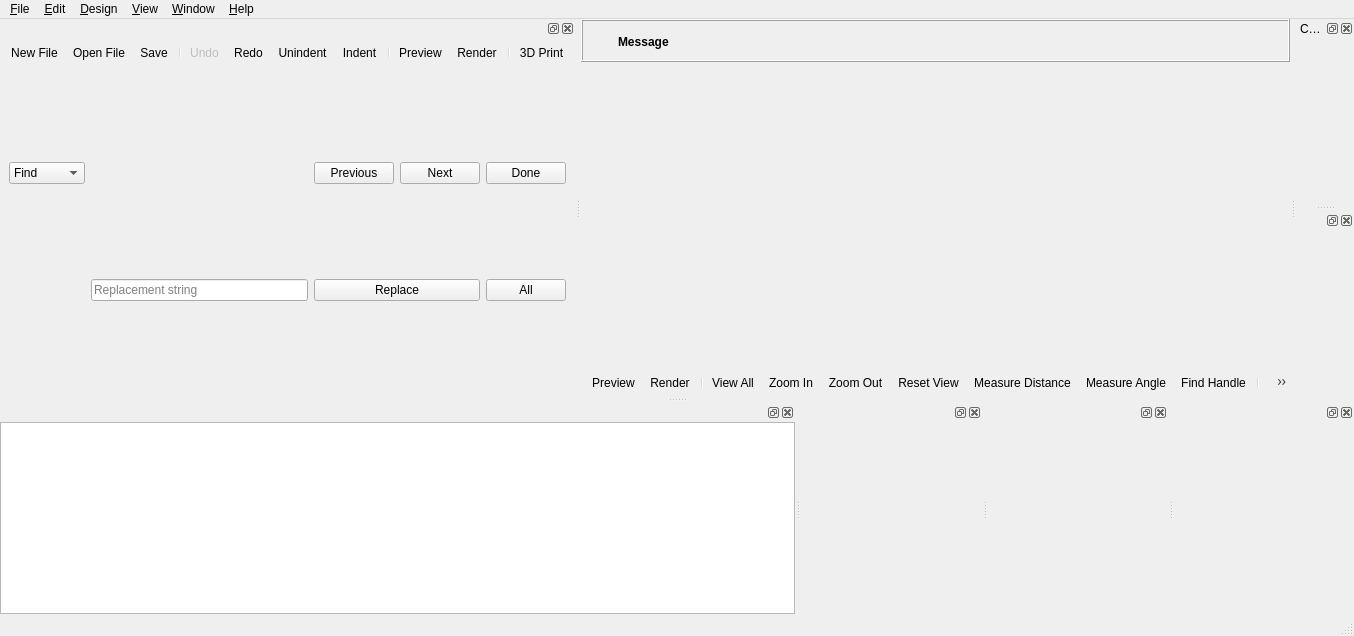
Above: src/gui/MainWindow.ui from gsohler/openscad before the change. Below: the same form after it.
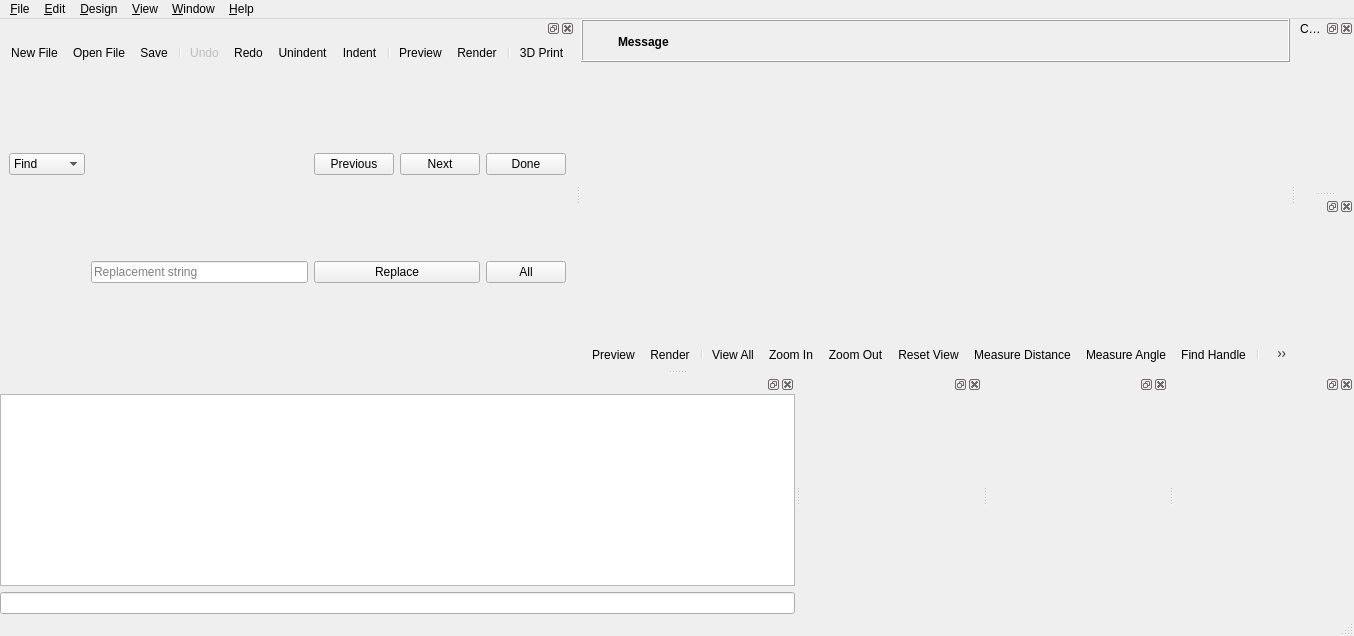
That is the form after the change. Icons and pictures are not drawn. Custom widgets are drawn as their Qt base class.

Commit message: 1st input field experiements

What changed in the file:
```diff
--- a/src/gui/MainWindow.ui
+++ b/src/gui/MainWindow.ui
@@ -588,6 +588,30 @@
        </property>
       </widget>
      </item>
+     <item>
+      <widget class="QLineEdit" name="input">
+       <property name="minimumSize">
+        <size>
+         <width>10</width>
+         <height>10</height>
+        </size>
+       </property>
+       <property name="geometry">
+         <rect>
+          <x>0</x>
+          <y>0</y>
+          <width>400</width>
+          <height>20</height>
+         </rect>
+       </property>
+       <property name="focusPolicy">
+        <enum>Qt::StrongFocus</enum>
+       </property>
+       <property name="readOnly">
+        <bool>false</bool>
+       </property>
+      </widget>
+     </item>
     </layout>
    </widget>
   </widget>
```
The commit also changes 3 other files.
